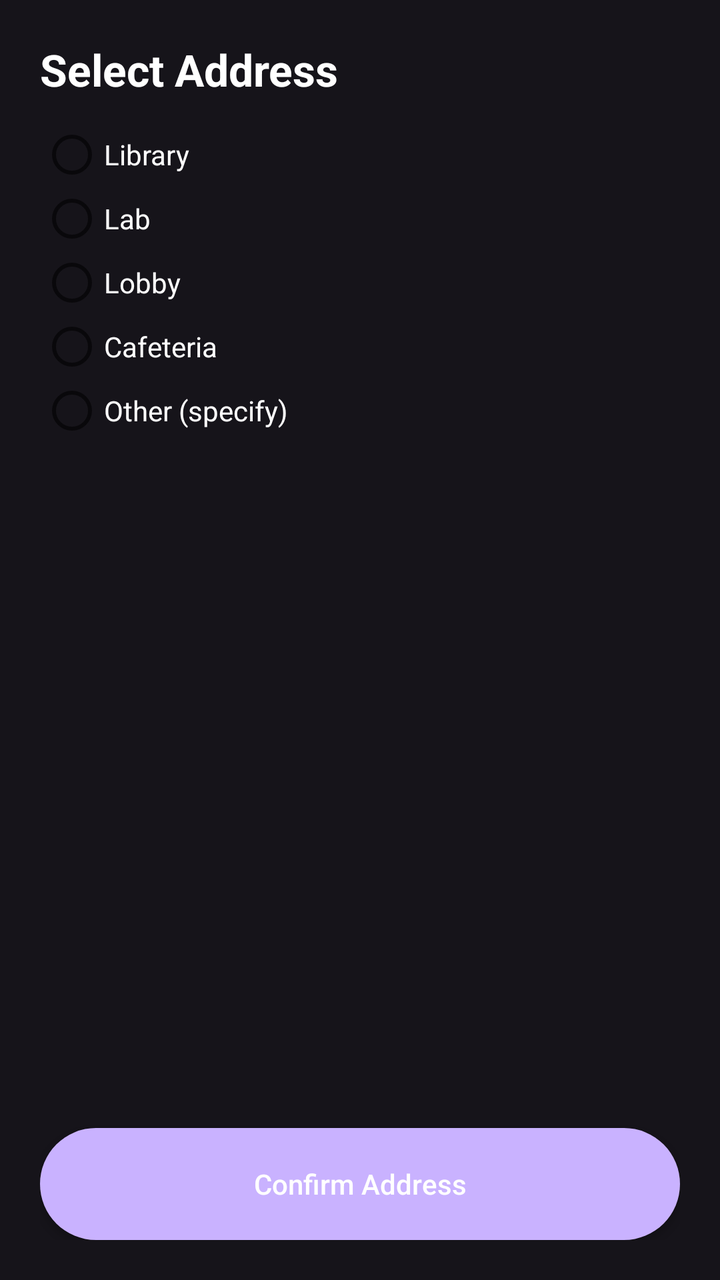
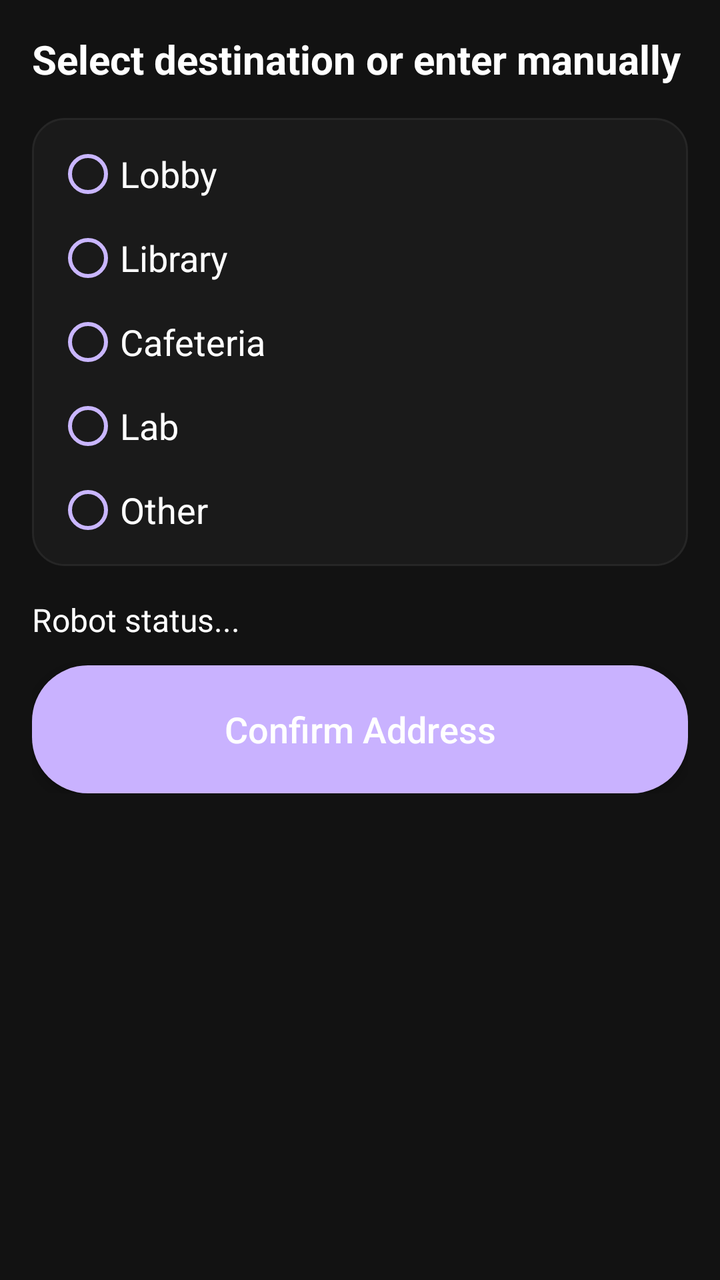

The first picture is an Android layout as it rendered before a commit; the second is the same layout after the commit. The layout source and the unified diff follow.
<!-- AndroidManifest.xml: application theme Theme.DeliveryBotApp -->
<!-- res/layout/activity_address.xml -->
<?xml version="1.0" encoding="utf-8"?>
<LinearLayout xmlns:android="http://schemas.android.com/apk/res/android"
    android:background="@color/bg_dark"
    android:orientation="vertical"
    android:padding="20dp"
    android:layout_width="match_parent"
    android:layout_height="match_parent">

    <TextView
        android:text="Select Address"
        android:textStyle="bold"
        android:textColor="@color/text_primary"
        android:textSize="22sp"
        android:layout_width="match_parent"
        android:layout_height="wrap_content"/>

    <RadioGroup
        android:id="@+id/rgLocations"
        android:layout_marginTop="12dp"
        android:layout_width="match_parent"
        android:layout_height="wrap_content">
        <RadioButton android:id="@+id/rbLibrary" android:text="Library" android:textColor="@color/text_primary" />
        <RadioButton android:id="@+id/rbLab" android:text="Lab" android:textColor="@color/text_primary" />
        <RadioButton android:id="@+id/rbLobby" android:text="Lobby" android:textColor="@color/text_primary" />
        <RadioButton android:id="@+id/rbCafeteria" android:text="Cafeteria" android:textColor="@color/text_primary" />
        <RadioButton android:id="@+id/rbOther" android:text="Other (specify)" android:textColor="@color/text_primary" />
    </RadioGroup>

    <EditText
        android:id="@+id/etOther"
        android:hint="Type custom location..."
        android:visibility="gone"
        android:background="@drawable/edit_field_bg"
        android:textColor="@color/text_primary"
        android:layout_marginTop="8dp"
        android:layout_width="match_parent"
        android:layout_height="wrap_content"/>

    <View android:layout_weight="1" android:layout_width="0dp" android:layout_height="0dp" />

    <Button
        android:id="@+id/btnConfirmAddress"
        android:text="Confirm Address"
        android:textAllCaps="false"
        android:textColor="@color/text_primary"
        android:background="@drawable/btn_lavender"
        android:layout_width="match_parent"
        android:layout_height="56dp"/>
</LinearLayout>
<!-- resources referenced by this layout -->
<resources>
  <color name="bg_dark">#16141A</color>
  <color name="text_primary">#FFFFFFFF</color>
  <!-- drawable btn_lavender (drawable) -->
  <?xml version="1.0" encoding="utf-8"?>
  <ripple xmlns:android="http://schemas.android.com/apk/res/android"
      android:color="?attr/colorControlHighlight">
      <item>
          <shape android:shape="rectangle">
              <solid android:color="@color/lavender"/>
              <corners android:radius="28dp"/>
              <padding
                  android:left="14dp"
                  android:top="12dp"
                  android:right="14dp"
                  android:bottom="12dp"/>
          </shape>
      </item>
  </ripple>
  <!-- drawable edit_field_bg (drawable) -->
  <?xml version="1.0" encoding="utf-8"?>
  <shape xmlns:android="http://schemas.android.com/apk/res/android" android:shape="rectangle">
      <solid android:color="@color/field_bg"/>
      <corners android:radius="16dp"/>
      <padding android:left="14dp" android:top="12dp" android:right="14dp" android:bottom="12dp"/>
  </shape>
  <style name="Theme.DeliveryBotApp" parent="Theme.AppCompat.Light.NoActionBar" />
  <color name="lavender">#C9B2FF</color>
  <color name="field_bg">#2A2730</color>
</resources>

<!-- the commit's change to res/layout/activity_address.xml (unified diff, before → after) -->
@@ -1,49 +1,123 @@
 <?xml version="1.0" encoding="utf-8"?>
-<LinearLayout xmlns:android="http://schemas.android.com/apk/res/android"
-    android:background="@color/bg_dark"
-    android:orientation="vertical"
-    android:padding="20dp"
+<ScrollView xmlns:android="http://schemas.android.com/apk/res/android"
+    xmlns:tools="http://schemas.android.com/tools"
     android:layout_width="match_parent"
-    android:layout_height="match_parent">
+    android:layout_height="match_parent"
+    android:background="#121212"
+    tools:context=".AddressActivity">
 
-    <TextView
-        android:text="Select Address"
-        android:textStyle="bold"
-        android:textColor="@color/text_primary"
-        android:textSize="22sp"
+    <LinearLayout
         android:layout_width="match_parent"
-        android:layout_height="wrap_content"/>
+        android:layout_height="wrap_content"
+        android:orientation="vertical"
+        android:padding="16dp">
 
-    <RadioGroup
-        android:id="@+id/rgLocations"
-        android:layout_marginTop="12dp"
-        android:layout_width="match_parent"
-        android:layout_height="wrap_content">
-        <RadioButton android:id="@+id/rbLibrary" android:text="Library" android:textColor="@color/text_primary" />
-        <RadioButton android:id="@+id/rbLab" android:text="Lab" android:textColor="@color/text_primary" />
-        <RadioButton android:id="@+id/rbLobby" android:text="Lobby" android:textColor="@color/text_primary" />
-        <RadioButton android:id="@+id/rbCafeteria" android:text="Cafeteria" android:textColor="@color/text_primary" />
-        <RadioButton android:id="@+id/rbOther" android:text="Other (specify)" android:textColor="@color/text_primary" />
-    </RadioGroup>
+        <TextView
+            android:id="@+id/tvTitle"
+            android:layout_width="wrap_content"
+            android:layout_height="wrap_content"
+            android:text="Select destination or enter manually"
+            android:textSize="20sp"
+            android:textStyle="bold"
+            android:textColor="#FFFFFF"
+            android:layout_marginBottom="16dp"/>
 
-    <EditText
-        android:id="@+id/etOther"
-        android:hint="Type custom location..."
-        android:visibility="gone"
-        android:background="@drawable/edit_field_bg"
-        android:textColor="@color/text_primary"
-        android:layout_marginTop="8dp"
-        android:layout_width="match_parent"
-        android:layout_height="wrap_content"/>
+        
+        <LinearLayout
+            android:layout_width="match_parent"
+            android:layout_height="wrap_content"
+            android:orientation="vertical"
+            android:background="@drawable/bg_card_dark"
+            android:padding="12dp"
+            android:layout_marginBottom="16dp">
 
-    <View android:layout_weight="1" android:layout_width="0dp" android:layout_height="0dp" />
+            
+            <RadioGroup
+                android:id="@+id/rgLocations"
+                android:layout_width="match_parent"
+                android:layout_height="wrap_content"
+                android:orientation="vertical">
 
-    <Button
-        android:id="@+id/btnConfirmAddress"
-        android:text="Confirm Address"
-        android:textAllCaps="false"
-        android:textColor="@color/text_primary"
-        android:background="@drawable/btn_lavender"
-        android:layout_width="match_parent"
-        android:layout_height="56dp"/>
-</LinearLayout>
+                <RadioButton
+                    android:id="@+id/rbLobby"
+                    android:layout_width="wrap_content"
+                    android:layout_height="wrap_content"
+                    android:text="Lobby"
+                    android:textSize="18sp"
+                    android:textColor="#FFFFFF"
+                    android:buttonTint="#C9B6FF"
+                    android:layout_marginBottom="10dp"/>
+
+                <RadioButton
+                    android:id="@+id/rbLibrary"
+                    android:layout_width="wrap_content"
+                    android:layout_height="wrap_content"
+                    android:text="Library"
+                    android:textSize="18sp"
+                    android:textColor="#FFFFFF"
+                    android:buttonTint="#C9B6FF"
+                    android:layout_marginBottom="10dp"/>
+
+                <RadioButton
+                    android:id="@+id/rbCafeteria"
+                    android:layout_width="wrap_content"
+                    android:layout_height="wrap_content"
+                    android:text="Cafeteria"
+                    android:textSize="18sp"
+                    android:textColor="#FFFFFF"
+                    android:buttonTint="#C9B6FF"
+                    android:layout_marginBottom="10dp"/>
+
+                <RadioButton
+                    android:id="@+id/rbLab"
+                    android:layout_width="wrap_content"
+                    android:layout_height="wrap_content"
+                    android:text="Lab"
+                    android:textSize="18sp"
+                    android:textColor="#FFFFFF"
+                    android:buttonTint="#C9B6FF"
+                    android:layout_marginBottom="10dp"/>
+
+                <RadioButton
+                    android:id="@+id/rbOther"
+                    android:layout_width="wrap_content"
+                    android:layout_height="wrap_content"
+                    android:text="Other"
+                    android:textSize="18sp"
+                    android:textColor="#FFFFFF"
+                    android:buttonTint="#C9B6FF"/>
+            </RadioGroup>
+
+            <EditText
+                android:id="@+id/etOther"
+                android:layout_width="match_parent"
+                android:layout_height="wrap_content"
+                android:hint="Enter custom address (optional)"
+                android:textSize="16sp"
+                android:textColor="#FFFFFF"
+                android:textColorHint="#9AA0A6"
+                android:backgroundTint="#9AA0A6"
+                android:layout_marginTop="8dp"
+                android:visibility="gone"/>
+        </LinearLayout>
+
+        <TextView
+            android:id="@+id/tvStatus"
+            android:layout_width="match_parent"
+            android:layout_height="wrap_content"
+            android:text="Robot status..."
+            android:textColor="#FFFFFF"
+            android:textSize="16sp"
+            android:layout_marginBottom="12dp"/>
+
+        <Button
+            android:id="@+id/btnConfirmAddress"
+            android:layout_width="match_parent"
+            android:layout_height="64dp"
+            android:text="Confirm Address"
+            android:textAllCaps="false"
+            android:textSize="18sp"
+            android:textColor="@android:color/white"
+            android:background="@drawable/btn_lavender"/>
+    </LinearLayout>
+</ScrollView>
<!-- resource entries referenced after the edit -->
@@ -1,7 +1,14 @@
 <!-- resources referenced by this layout -->
 <resources>
-  <color name="bg_dark">#16141A</color>
-  <color name="text_primary">#FFFFFFFF</color>
+  <!-- drawable bg_card_dark (drawable) -->
+  <?xml version="1.0" encoding="utf-8"?>
+  <shape xmlns:android="http://schemas.android.com/apk/res/android"
+      android:shape="rectangle">
+      <solid android:color="#1A1A1A"/>
+      <corners android:radius="16dp"/>
+      <stroke android:width="1dp" android:color="#262626"/>
+      <padding android:left="16dp" android:top="16dp" android:right="16dp" android:bottom="16dp"/>
+  </shape>
   <!-- drawable btn_lavender (drawable) -->
   <?xml version="1.0" encoding="utf-8"?>
   <ripple xmlns:android="http://schemas.android.com/apk/res/android"
@@ -18,15 +25,7 @@
           </shape>
       </item>
   </ripple>
-  <!-- drawable edit_field_bg (drawable) -->
-  <?xml version="1.0" encoding="utf-8"?>
-  <shape xmlns:android="http://schemas.android.com/apk/res/android" android:shape="rectangle">
-      <solid android:color="@color/field_bg"/>
-      <corners android:radius="16dp"/>
-      <padding android:left="14dp" android:top="12dp" android:right="14dp" android:bottom="12dp"/>
-  </shape>
   <style name="Theme.DeliveryBotApp" parent="Theme.AppCompat.Light.NoActionBar" />
   <color name="lavender">#C9B2FF</color>
-  <color name="field_bg">#2A2730</color>
 </resources>
 
